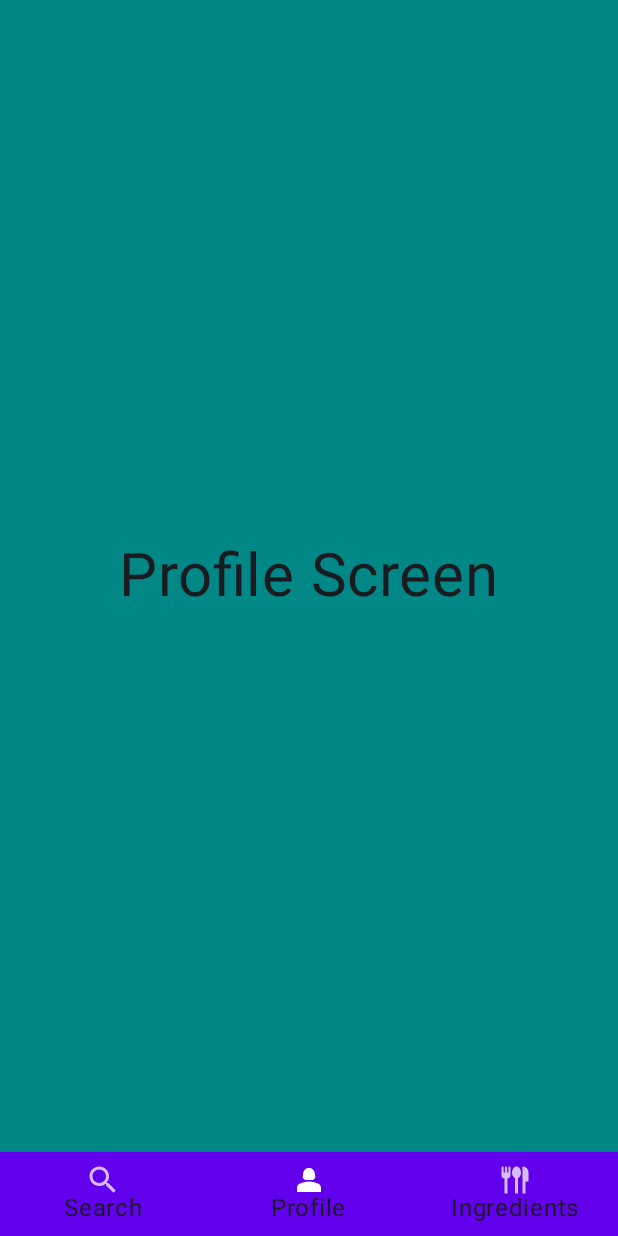
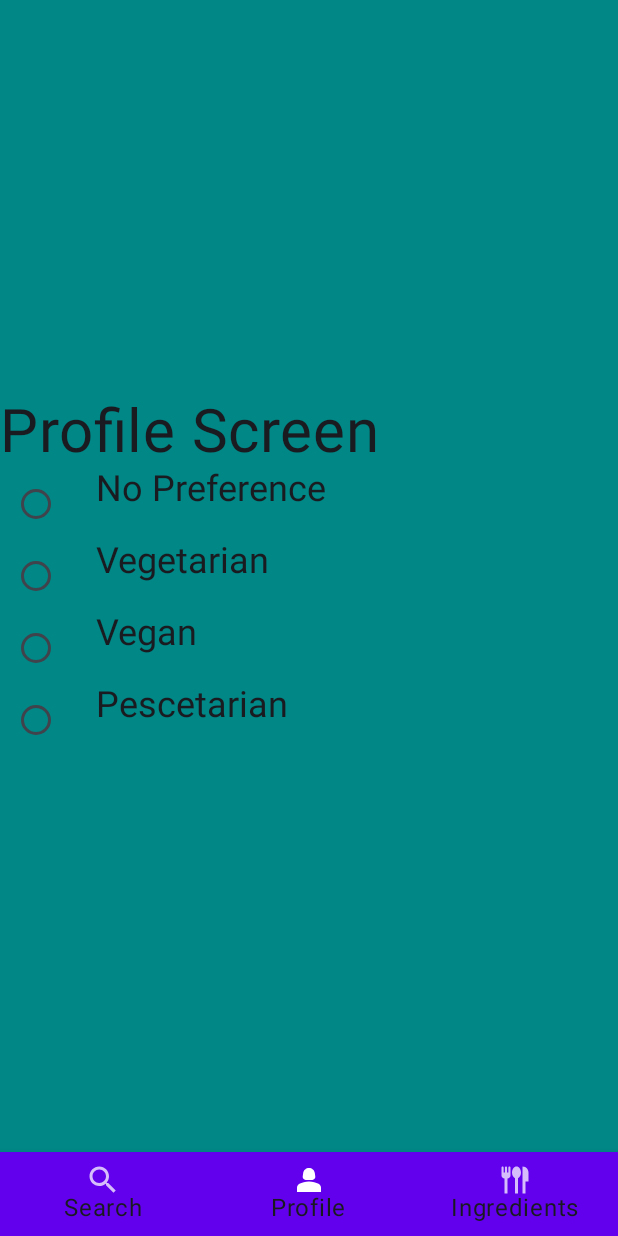
Before and after one commit to josephcf166/EcoChef, an Android app built with Jetpack Compose: the screen it shows after launch (MainActivity), on a phone screen of 412 x 824 dp. Run offline under Robolectric (Android 15) with nearby library versions, the phone set to English and light mode, and no system bars.

Commit message:
Implemented recipe preference selection

```diff
--- a/app/build.gradle.kts
+++ b/app/build.gradle.kts
@@ -70,4 +70,5 @@ dependencies {
     implementation("androidx.compose.ui:ui-android:1.0.0")
     implementation("androidx.compose.material:material:1.0.0")
     implementation("androidx.navigation:navigation-compose:2.7.5")
+    implementation("androidx.datastore:datastore-preferences:1.0.0")
 }
--- a/app/src/main/java/com/example/ecochef/MainActivity.kt
+++ b/app/src/main/java/com/example/ecochef/MainActivity.kt
@@ -23,7 +23,7 @@ class MainActivity : ComponentActivity() {
                     modifier = Modifier.fillMaxSize(),
                     color = MaterialTheme.colorScheme.background
                 ) {
-                    BottomNavigationBar()
+                    BottomNavigationBar(this)
                 }
             }
         }
--- a/app/src/main/java/com/example/ecochef/bottomnav/BottomNavActivity.kt
+++ b/app/src/main/java/com/example/ecochef/bottomnav/BottomNavActivity.kt
@@ -1,5 +1,7 @@
 package com.example.ecochef.bottomnav
 
+import android.app.Activity
+import androidx.activity.ComponentActivity
 import androidx.compose.foundation.layout.padding
 import androidx.compose.material.BottomNavigation
 import androidx.compose.material.BottomNavigationItem
@@ -21,7 +23,7 @@ import com.example.ecochef.screens.ProfileScreen
 import com.example.ecochef.screens.SearchScreen
 
 @Composable
-fun BottomNavigationBar() {
+fun BottomNavigationBar(componentActivity: ComponentActivity) {
     BottomNavigation {
         val navController = rememberNavController()
 
@@ -62,7 +64,7 @@ fun BottomNavigationBar() {
         ) { innerPadding ->
             NavHost(navController = navController, startDestination = "profile",modifier = Modifier
                     .padding(innerPadding)) {
-                composable("profile") { ProfileScreen() }
+                composable("profile") { ProfileScreen(componentActivity) }
                 composable("search") { SearchScreen(/*...*/) }
                 composable("ingredients") { IngredientsScreen(/*...*/) }
             }
--- a/app/src/main/java/com/example/ecochef/screens/ProfileScreen.kt
+++ b/app/src/main/java/com/example/ecochef/screens/ProfileScreen.kt
@@ -1,29 +1,88 @@
 package com.example.ecochef.screens
 
+import android.content.Context.MODE_PRIVATE
+import android.content.res.Resources.Theme
+import androidx.activity.ComponentActivity
 import androidx.compose.foundation.background
+import androidx.compose.foundation.layout.Box
 import androidx.compose.foundation.layout.Column
+import androidx.compose.foundation.layout.Row
 import androidx.compose.foundation.layout.fillMaxSize
+import androidx.compose.foundation.layout.fillMaxWidth
+import androidx.compose.foundation.layout.padding
 import androidx.compose.foundation.layout.wrapContentSize
+import androidx.compose.foundation.selection.selectable
+import androidx.compose.material3.RadioButton
 import androidx.compose.material3.Text
 import androidx.compose.runtime.Composable
+import androidx.compose.runtime.mutableStateOf
+import androidx.compose.runtime.remember
 import androidx.compose.ui.Alignment
 import androidx.compose.ui.Modifier
+import androidx.compose.ui.graphics.Color
+import androidx.compose.ui.graphics.Shadow
 import androidx.compose.ui.res.colorResource
+import androidx.compose.ui.text.TextStyle
+import androidx.compose.ui.tooling.preview.Preview
+import androidx.compose.ui.unit.dp
 import androidx.compose.ui.unit.sp
 import com.example.ecochef.R
 
 @Composable
-fun ProfileScreen(){
+fun ProfileScreen(activity: ComponentActivity){
+    // create list of preference option
+    val radioOptions = listOf("No Preference","Vegetarian","Vegan","Pescetarian")
+    // store selected option
+    var (selectedOption, onOptionSelected) = remember { mutableStateOf(loadPrefSelection(activity))}
     Column (
         modifier = Modifier
             .fillMaxSize()
             .background(colorResource(id = R.color.teal_700))
             .wrapContentSize(Alignment.Center)
     ){
+        Row {
         Text(
             text = "Profile Screen",
-            modifier = Modifier.align(Alignment.CenterHorizontally),
+//            modifier = Modifier.align(Alignment.CenterHorizontally),
             fontSize = 40.sp
         )
+        }
+        radioOptions.forEach { text ->
+            Row(
+                modifier = Modifier
+                    .fillMaxWidth()
+                    .selectable(
+                        selected = selectedOption == text,
+                        onClick = { onOptionSelected(text)
+                            savePrefSelection(activity,text)
+                        }
+                    )
+            ) {
+                RadioButton(
+                    selected = (text == selectedOption),
+                    onClick = { onOptionSelected(text)
+                              savePrefSelection(activity,text)
+                    }
+                )
+                Text(
+                    text = text,
+                    style = TextStyle(
+                        fontSize = 24.sp),
+                    modifier = Modifier.padding(start = 16.dp)
+                )
+            }
+        }
     }
 }
+
+private fun savePrefSelection(activity: ComponentActivity,selectedOption:String) {
+    val sharedPref = activity.getSharedPreferences("myPref", MODE_PRIVATE)
+    val editor =sharedPref.edit()
+    editor.putString("selectedOption",selectedOption)
+    editor.apply()
+}
+
+private fun loadPrefSelection(activity: ComponentActivity) : String {
+    val sharedPref = activity.getSharedPreferences("myPref", MODE_PRIVATE)
+    return sharedPref.getString("selectedOption", "No Preferences") ?: "No Preferences"
+}
```
